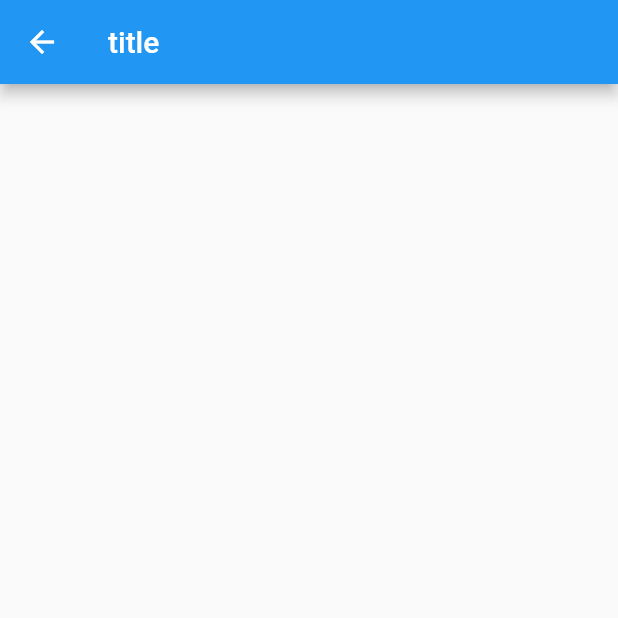
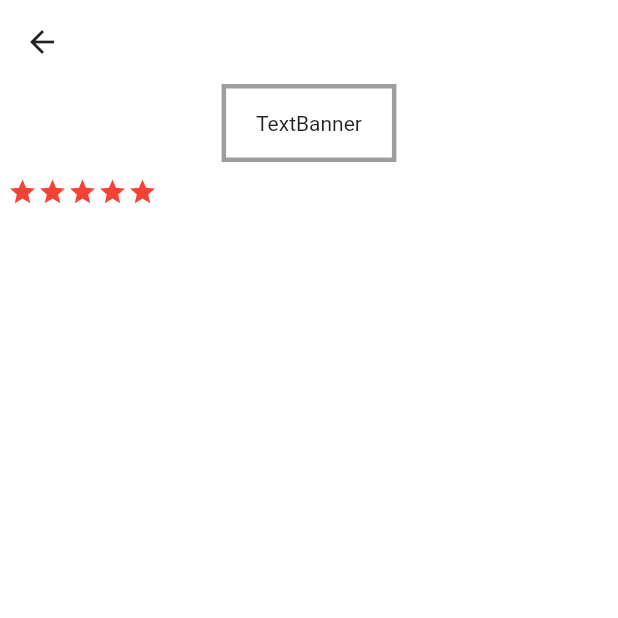
Before and after one commit to youyoung00/PageView-BottomNavigation-Layout-Flutter-2.2-Build, a Flutter app: the DetailPage screen opened directly, on a phone screen of 412 x 824 dp, the top half of it. Run offline on Flutter 3.47's test engine with Material 2 defaults, Android fonts, the phone set to English and light mode, and no system bars; network calls fail.

Commit message:
JamesClass 8Day_detailPage_add textBannerFunction

```diff
--- a/lib/Pages/Views/HomeView.dart
+++ b/lib/Pages/Views/HomeView.dart
@@ -141,11 +141,6 @@ class _HomeViewState extends State<HomeView> {
       ]
     }
   ];
-
-
-
-
-
 
   Map<String, dynamic> _sales3 = {
     "title" : "Sale #3",
--- a/lib/Pages/Views/detailPage.dart
+++ b/lib/Pages/Views/detailPage.dart
@@ -2,11 +2,64 @@ import 'package:flutter/material.dart';
 
 class DetailPage extends StatelessWidget {
 
+  int starScore = 5; /// 소수 이거나 5 초과일 경우의 대응
+
   @override
   Widget build(BuildContext context) {
     return Scaffold(
+      backgroundColor: Colors.white,
       appBar: AppBar(
-        title: Text("title"),
+        elevation: 0.0,
+        iconTheme: IconThemeData(
+         color: Colors.black87
+        ),
+        backgroundColor: Colors.white,
+      ),
+      body: SingleChildScrollView(
+        child: Container(
+          //color: Colors.red,
+          width: MediaQuery.of(context).size.width,
+          child: Column(
+            children: [
+              this._textBanner(starScore: this.starScore), //호출 시 this.
+              Container()
+            ],
+          ),
+        ),
+      ),
+    );
+  }
+
+  Widget _textBanner({required int starScore}){
+    Widget _starCheck({required int starScore}){
+      if(starScore == 0) return Text("아직 평가 되지 않았습니다.");
+      return Row(
+        children: List<int>.generate(5, (int i) => i).map<Widget>((int e){
+          return Icon(
+            Icons.star,
+            size: 20,
+            color: e < starScore ? Colors.red : Colors.grey,
+          );
+        }).toList()
+      );
+    }
+    return Container(
+      child: Column(
+        children: [
+          Container(
+            padding: EdgeInsets.symmetric(vertical: 15.0, horizontal: 20.0),
+            child: Text(
+              "TextBanner"
+            ),
+            decoration: BoxDecoration(
+              border: Border.all(color: Colors.grey, width: 3.0)
+            ),
+          ),
+          Container(
+            margin: EdgeInsets.only(top: 10.0, left: 5.0),
+            child: _starCheck(starScore: starScore) // 값이 어디서 어디로 넘나들고 있는지 체크가 필요하다..
+          )
+        ],
       ),
     );
   }
```
